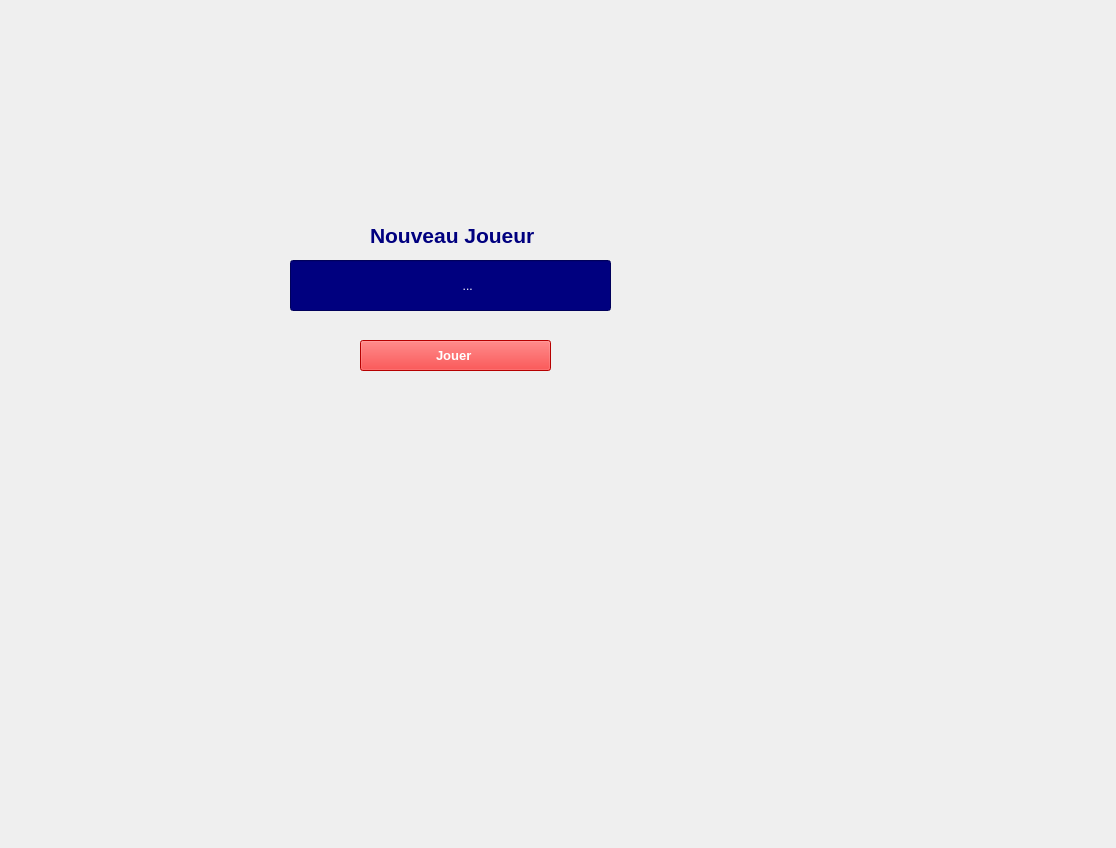
Before: the Qt Designer form Interface graphique/page1_joueur.ui in ENSG-POO-2024/projetPokemon_KACED_BELLIARD_SEGUIN, drawn with Qt 5.
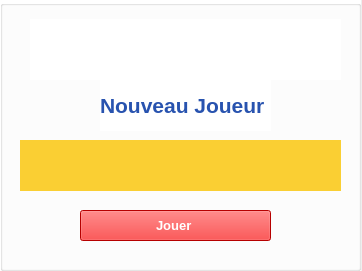
After: the same form once the commit is applied. Icons and pictures are not drawn.

Commit message: Nouvelle version de l'interface graphique'

What changed in the file:
```diff
--- a/Interface graphique/page1_joueur.ui
+++ b/Interface graphique/page1_joueur.ui
@@ -6,59 +6,33 @@
    <rect>
     <x>0</x>
     <y>0</y>
-    <width>1116</width>
-    <height>848</height>
+    <width>362</width>
+    <height>271</height>
    </rect>
   </property>
   <property name="windowTitle">
    <string>Form</string>
   </property>
-  <widget class="QLabel" name="label">
+  <widget class="QGroupBox" name="groupBox">
    <property name="geometry">
     <rect>
-     <x>370</x>
-     <y>190</y>
-     <width>231</width>
-     <height>91</height>
+     <x>0</x>
+     <y>0</y>
+     <width>361</width>
+     <height>271</height>
     </rect>
    </property>
-   <property name="font">
-    <font>
-     <pointsize>16</pointsize>
-     <weight>75</weight>
-     <bold>true</bold>
-    </font>
-   </property>
    <property name="styleSheet">
-    <string notr="true">color :rgb(0, 0, 127)
-</string>
+    <string notr="true">background-color: rgb(255, 255, 255);</string>
    </property>
-   <property name="text">
-    <string>Nouveau Joueur </string>
+   <property name="title">
+    <string/>
    </property>
-  </widget>
-  <widget class="QLineEdit" name="lineEdit">
-   <property name="geometry">
-    <rect>
-     <x>290</x>
-     <y>260</y>
-     <width>321</width>
-     <height>51</height>
-    </rect>
-   </property>
-   <property name="styleSheet">
-    <string notr="true">color: rgb(255, 255, 255);
-background-color: rgb(0, 0, 127);</string>
-   </property>
-   <property name="text">
-    <string>                                                   ...</string>
-   </property>
-  </widget>
   <widget class="QPushButton" name="pushButton">
    <property name="geometry">
     <rect>
-     <x>360</x>
-     <y>340</y>
+      <x>80</x>
+      <y>210</y>
      <width>191</width>
      <height>31</height>
     </rect>
@@ -77,6 +51,99 @@
    <property name="text">
     <string>Jouer </string>
    </property>
+   </widget>
+   <widget class="QLineEdit" name="lineEdit">
+    <property name="geometry">
+     <rect>
+      <x>20</x>
+      <y>140</y>
+      <width>321</width>
+      <height>51</height>
+     </rect>
+    </property>
+    <property name="font">
+     <font>
+      <pointsize>16</pointsize>
+      <weight>75</weight>
+      <bold>true</bold>
+     </font>
+    </property>
+    <property name="styleSheet">
+     <string notr="true">color: rgb(40, 83, 175);
+background-color: rgb(250, 207, 51);</string>
+    </property>
+    <property name="text">
+     <string/>
+    </property>
+    <property name="frame">
+     <bool>false</bool>
+    </property>
+    <property name="cursorPosition">
+     <number>0</number>
+    </property>
+    <property name="readOnly">
+     <bool>false</bool>
+    </property>
+   </widget>
+   <widget class="QLabel" name="label">
+    <property name="geometry">
+     <rect>
+      <x>100</x>
+      <y>80</y>
+      <width>171</width>
+      <height>51</height>
+     </rect>
+    </property>
+    <property name="font">
+     <font>
+      <pointsize>16</pointsize>
+      <weight>75</weight>
+      <bold>true</bold>
+     </font>
+    </property>
+    <property name="styleSheet">
+     <string notr="true">color: rgb(40, 83, 175);
+</string>
+    </property>
+    <property name="text">
+     <string>Nouveau Joueur </string>
+    </property>
+   </widget>
+   <widget class="QFrame" name="frame">
+    <property name="geometry">
+     <rect>
+      <x>30</x>
+      <y>19</y>
+      <width>311</width>
+      <height>61</height>
+     </rect>
+    </property>
+    <property name="frameShape">
+     <enum>QFrame::StyledPanel</enum>
+    </property>
+    <property name="frameShadow">
+     <enum>QFrame::Raised</enum>
+    </property>
+    <widget class="QLabel" name="label_2">
+     <property name="geometry">
+      <rect>
+       <x>0</x>
+       <y>0</y>
+       <width>311</width>
+       <height>61</height>
+      </rect>
+     </property>
+     <property name="text">
+      <string/>
+     </property>
+     <property name="pixmap">
+      <pixmap>renommer.png</pixmap>
+     </property>
+     <property name="scaledContents">
+      <bool>true</bool>
+     </property>
+    </widget>
+   </widget>
   </widget>
  </widget>
  <resources/>
```
Lines whose indentation alone changed are shown as unchanged. The commit also changes 2 other files.
